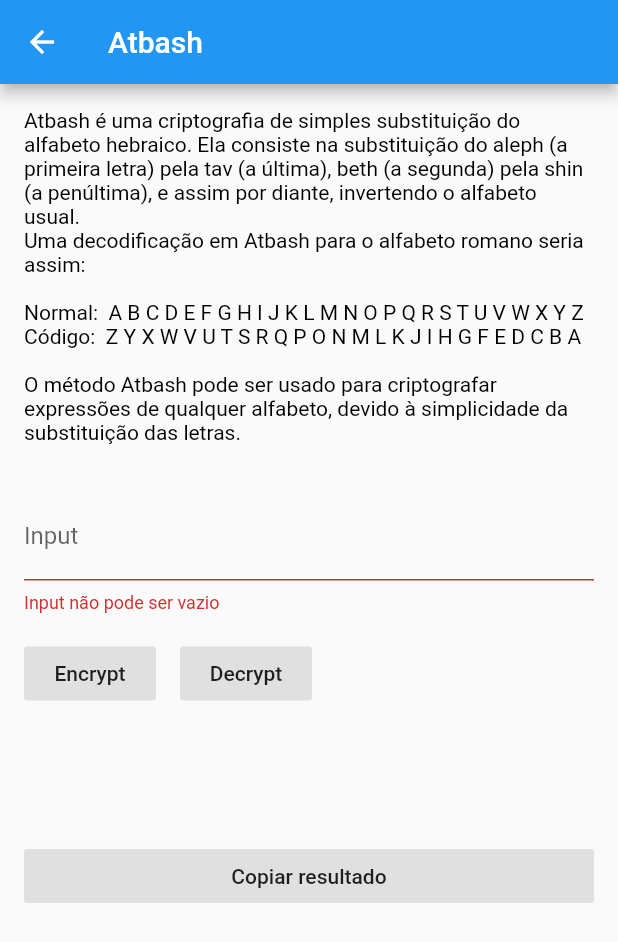
After one commit to arielzao150/the_code_app, a Flutter app: the Atbash screen opened directly, after a tap on "Encrypt", after a tap on "Decrypt", on a phone screen of 412 x 824 dp. The commit adds this screen. Shown: the top 942 px of the screen. Run offline on Flutter 3.47's test engine with Material 2 defaults, Android fonts, the phone set to English and light mode, and no system bars.

Commit message:
Adicionada Atbash Cipher

```diff
--- /dev/null
+++ b/lib/UI/criptografias/atbash.dart
@@ -0,0 +1,190 @@
+import 'package:flutter/material.dart';
+import 'package:flutter/services.dart';
+import '../basic_crypto.dart';
+
+class Atbash extends Criptografia {
+  final String explicacao = "Atbash é uma criptografia de simples substituição do alfabeto hebraico. Ela consiste na substituição do aleph (a primeira letra) pela tav (a última), beth (a segunda) pela shin (a penúltima), e assim por diante, invertendo o alfabeto usual."
+                            "\nUma decodificação em Atbash para o alfabeto romano seria assim: "
+                            "\n\nNormal:  A B C D E F G H I J K L M N O P Q R S T U V W X Y Z"
+                            "\nCódigo:  Z Y X W V U T S R Q P O N M L K J I H G F E D C B A"
+                            "\n\nO método Atbash pode ser usado para criptografar expressões de qualquer alfabeto, devido à simplicidade da substituição das letras. ";
+  final String nome = "Atbash";
+  final Nivel nivel = Nivel.BASICO;
+
+  @override
+  State<StatefulWidget> createState() => _AtbashState(explicacao, nome);
+
+  @override
+  String decrypt(String cyphertext, {String key}) {
+    String alfa = "ABCDEFGHIJKLMNOPQRSTUVWXYZ";
+    String alfaReverso = "";
+    //Revertendo o Alfabeto
+    for(int i = alfa.length-1; i > -1; i--){
+      alfaReverso += alfa[i];
+    }
+
+    String dencryText = "";
+    for (int i = 0; i < cyphertext.length; i++){
+      if(cyphertext.codeUnitAt(i) == 32){
+        dencryText += " ";
+      }
+      else{
+
+        for(int j = 0; j < alfaReverso.length; j++){
+          if(cyphertext[i] == alfaReverso[j]){
+            dencryText += alfa[j];
+            break;
+          }
+        }
+      }
+    }
+    return dencryText;
+  }
+
+  @override
+  String encrypt(String plaintext, {String key}) {
+    String alfa = "ABCDEFGHIJKLMNOPQRSTUVWXYZ";
+    String alfaReverso = "";
+    //Revertendo o Alfabeto
+    for(int i = alfa.length-1; i > -1; i--){
+      alfaReverso += alfa[i];
+    }
+
+    String encryText = "";
+    plaintext = plaintext.toUpperCase();
+    for (int i = 0; i < plaintext.length; i++){
+      if(plaintext.codeUnitAt(i) == 32){
+        encryText += " ";
+      }
+      else{
+
+        for(int j = 0; j < alfa.length; j++){
+          if(plaintext[i] == alfa[j]){
+            encryText += alfaReverso[j];
+
+          }
+        }
+      }
+    }
+    return encryText;
+  }
+}
+
+class _AtbashState extends State<Atbash> {
+  final TextEditingController _input = new TextEditingController();
+  String _output = "Resultado";
+  final String explicacao;
+  final String nome;
+  final Atbash CRIPTO = new Atbash();
+
+  _AtbashState(this.explicacao, this.nome);
+
+  @override
+  Widget build(BuildContext context) {
+    return new Scaffold(
+      appBar: new AppBar(
+        title: new Text(nome),
+      ),
+      body: new ListView(
+        children: <Widget>[
+          // Explicação
+          new Container(
+            child: new RichText(
+              text: new TextSpan(
+                text: explicacao,
+                style: new TextStyle(color: Colors.black),
+              ),
+              textDirection: TextDirection.ltr,
+              overflow: TextOverflow.clip,
+            ),
+            margin: new EdgeInsets.all(16.0),
+          ),
+
+          // Input
+          new Container(
+            margin: new EdgeInsets.all(16.0),
+            child: new TextFormField(
+              autocorrect: false,
+              controller: _input,
+              maxLines: 1,
+              decoration: new InputDecoration(
+                labelText: "Input",
+              ),
+              validator: (input) {
+                if (input.isEmpty) return "Input não pode ser vazio";
+              },
+              autovalidate: true,
+            ),
+          ),
+
+          // Botões
+          new Row(
+            children: <Widget>[
+              new Container(
+                margin: EdgeInsets.only(left: 16.0),
+                child: new FlatButton(
+                  color: Colors.grey.shade300,
+                  onPressed: () {
+                    setState(() {
+                      _output = CRIPTO.encrypt(_input.text);
+                    });
+                  },
+                  child: new Center(child: new Text("Encrypt")),
+                ),
+              ),
+              new Container(
+                margin: EdgeInsets.only(left: 16.0),
+                child: new FlatButton(
+                  color: Colors.grey.shade300,
+                  onPressed: () {
+                    setState(() {
+                      _output = CRIPTO.decrypt(_input.text);
+                    });
+                  },
+                  child: new Center(child: new Text("Decrypt")),
+                ),
+              ),
+            ],
+          ),
+
+          // Output
+          new Container(
+            margin: new EdgeInsets.only(
+                left: 16.0, right: 16.0, top: 16.0, bottom: 32.0),
+            child: new Text(
+              _output,
+              style: new TextStyle(
+                fontSize: 20.0,
+              ),
+            ),
+          ),
+          new Container(
+            margin: new EdgeInsets.only(
+                left: 16.0, right: 16.0, top: 16.0, bottom: 32.0),
+            child: new BotaoCopiar(_output),
+          ),
+        ],
+      ),
+    );
+  }
+}
+
+class BotaoCopiar extends StatelessWidget {
+  final String texto;
+
+  BotaoCopiar(this.texto);
+
+  @override
+  Widget build(BuildContext context) {
+    return new FlatButton(
+      child: new Text("Copiar resultado"),
+      onPressed: () {
+        Clipboard.setData(new ClipboardData(text: texto));
+        Scaffold
+            .of(context)
+            .showSnackBar(new SnackBar(content: new Text("Resultado copiado")));
+      },
+      color: Colors.grey.shade300,
+    );
+  }
+}
--- a/lib/UI/home.dart
+++ b/lib/UI/home.dart
@@ -8,6 +8,7 @@ import './criptografias/RailFence.dart';
 import './criptografias/transposition.dart';
 import './criptografias/vigenere.dart';
 import './criptografias/semChaveBase.dart';
+import './criptografias/atbash.dart';
 
 class Home extends StatefulWidget {
   @override
@@ -25,6 +26,7 @@ class _HomeState extends State<Home> {
     types.add(new CaesarShift());
     types.add(new RailFence());
     types.add(new Vigenere());
+    types.add(new Atbash());
     types.add(new NOME_DA_CRIPTOGRAFIA());
 
     types.sort((Criptografia a, Criptografia b) {
```
Also changed, not shown: pubspec.lock.
